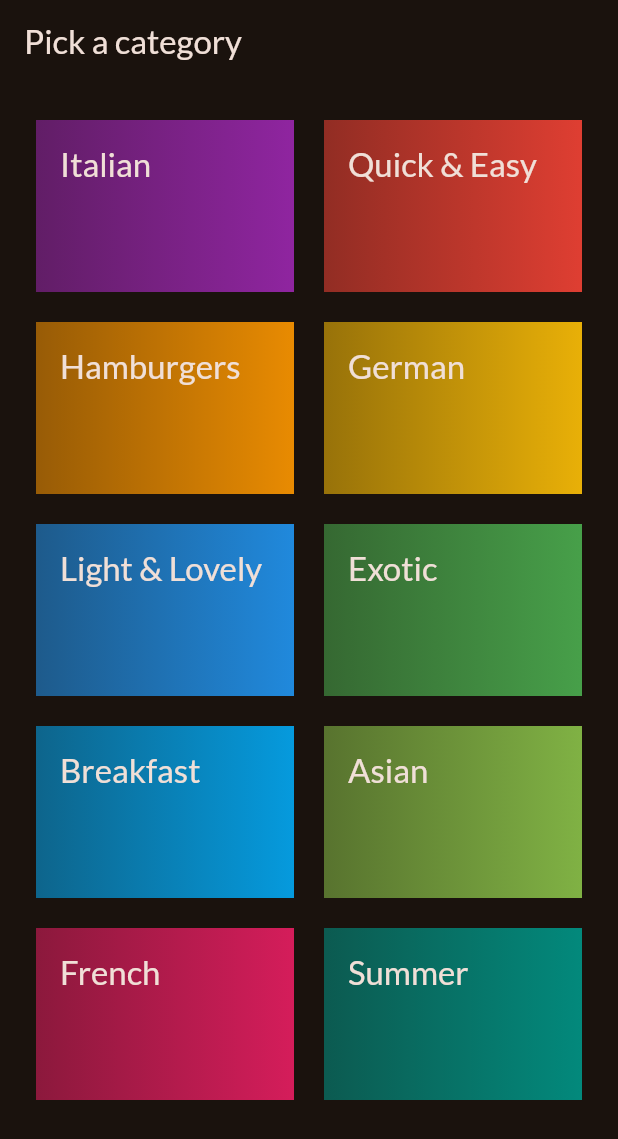
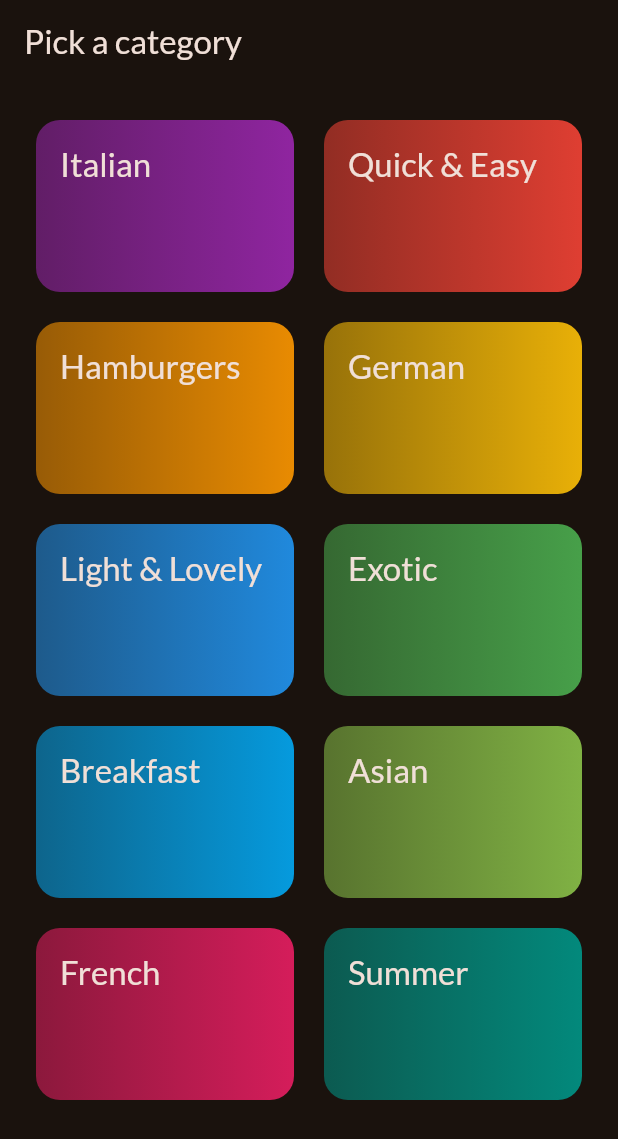
Before and after one commit to SheeloveDol/flutter_meals, a Flutter app: the screen it shows after launch, on a phone screen of 412 x 824 dp. Shown: the top 1139 px of the screen. Run offline on Flutter 3.47's test engine with Material 3 defaults, Android fonts, the phone set to English and light mode, and no system bars; our stand-ins replace google_fonts.

Commit message:
Added Inkwell widget to make each displayed category clickable

```diff
--- a/lib/main.dart
+++ b/lib/main.dart
@@ -3,6 +3,7 @@ import 'package:flutter/material.dart';
 import 'package:google_fonts/google_fonts.dart';
 import 'package:meals/screens/categories.dart';
 
+// Defining the theme for the app in terms of colors and typography
 final theme = ThemeData(
   useMaterial3: true,
   colorScheme: ColorScheme.fromSeed(
--- a/lib/widgets/category_grid_item.dart
+++ b/lib/widgets/category_grid_item.dart
@@ -8,9 +8,14 @@ class CategoryGridItem extends StatelessWidget {
 
   @override
   Widget build(BuildContext context) {
-    return Container(
+    return InkWell( // InkWell is a Material widget that makes its child interactive (e.g., tappable)
+      onTap: () {},
+      splashColor: Theme.of(context).primaryColor, // splashColor is the color of the splash effect
+      borderRadius: BorderRadius.circular(16),
+      child: Container(
         padding: const EdgeInsets.all(16),
         decoration: BoxDecoration(
+          borderRadius: BorderRadius.circular(16),
           gradient: LinearGradient(
             colors: [
               category.color.withOpacity(0.55),
@@ -24,6 +29,7 @@ class CategoryGridItem extends StatelessWidget {
                 color: Theme.of(context).colorScheme.onBackground,
               ),
         ),
+      ),
     );
   }
 }
```
Lines whose indentation alone changed are shown as unchanged.
